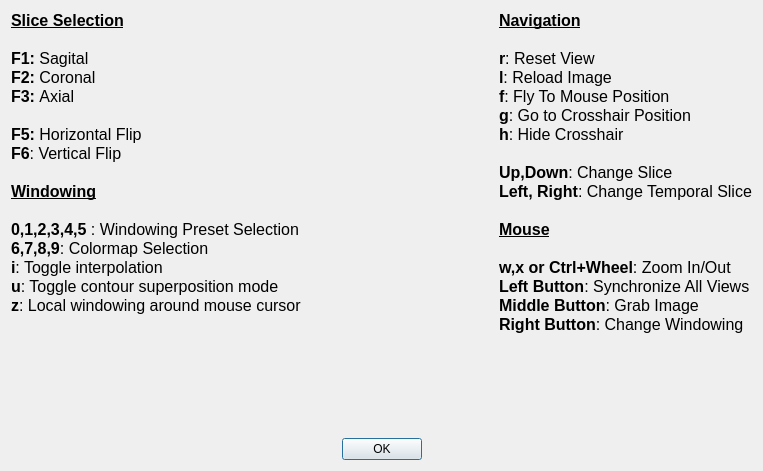
Qt form vv/qt_ui/vvHelpDialog.ui (open-vv/vv) before a commit.
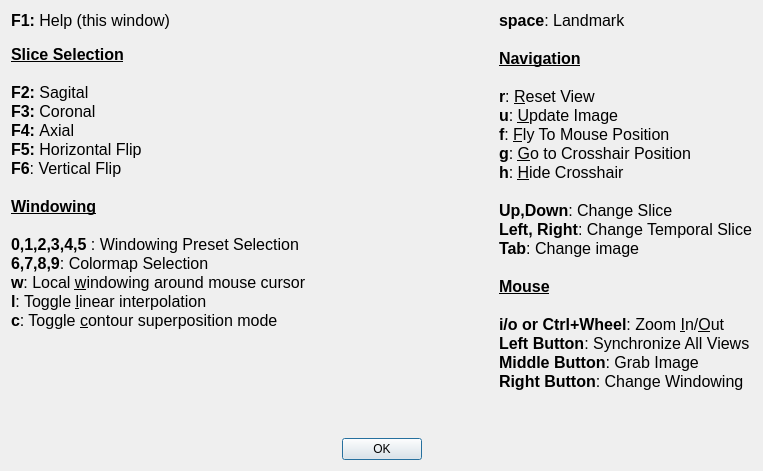
The same form after that commit.

Diff of the .ui file:
```diff
--- a/vv/qt_ui/vvHelpDialog.ui
+++ b/vv/qt_ui/vvHelpDialog.ui
@@ -23,12 +23,13 @@
 &lt;html&gt;&lt;head&gt;&lt;meta name=&quot;qrichtext&quot; content=&quot;1&quot; /&gt;&lt;style type=&quot;text/css&quot;&gt;
 p, li { white-space: pre-wrap; }
 &lt;/style&gt;&lt;/head&gt;&lt;body style=&quot; font-family:'Sans Serif'; font-size:10pt; font-weight:400; font-style:normal;&quot;&gt;
+&lt;p style=&quot; margin-top:0px; margin-bottom:0px; margin-left:0px; margin-right:0px; -qt-block-indent:0; text-indent:0px;&quot;&gt;&lt;span style=&quot; font-size:12pt; font-weight:600;&quot;&gt;F1: &lt;/span&gt;&lt;span style=&quot; font-size:12pt;&quot;&gt;Help (this window)&lt;/span&gt;&lt;/p&gt;
+&lt;p style=&quot;-qt-paragraph-type:empty; margin-top:0px; margin-bottom:0px; margin-left:0px; margin-right:0px; -qt-block-indent:0; text-indent:0px;&quot;&gt;&lt;/p&gt;
 &lt;p style=&quot; margin-top:0px; margin-bottom:0px; margin-left:0px; margin-right:0px; -qt-block-indent:0; text-indent:0px;&quot;&gt;&lt;span style=&quot; font-size:12pt; font-weight:600; text-decoration: underline;&quot;&gt;Slice Selection&lt;/span&gt;&lt;/p&gt;
 &lt;p style=&quot;-qt-paragraph-type:empty; margin-top:0px; margin-bottom:0px; margin-left:0px; margin-right:0px; -qt-block-indent:0; text-indent:0px; font-size:12pt; font-weight:600;&quot;&gt;&lt;/p&gt;
-&lt;p style=&quot; margin-top:0px; margin-bottom:0px; margin-left:0px; margin-right:0px; -qt-block-indent:0; text-indent:0px;&quot;&gt;&lt;span style=&quot; font-size:12pt; font-weight:600;&quot;&gt;F1:&lt;/span&gt;&lt;span style=&quot; font-size:12pt;&quot;&gt; Sagital&lt;/span&gt;&lt;/p&gt;
-&lt;p style=&quot; margin-top:0px; margin-bottom:0px; margin-left:0px; margin-right:0px; -qt-block-indent:0; text-indent:0px;&quot;&gt;&lt;span style=&quot; font-size:12pt; font-weight:600;&quot;&gt;F2: &lt;/span&gt;&lt;span style=&quot; font-size:12pt;&quot;&gt;Coronal&lt;/span&gt;&lt;/p&gt;
-&lt;p style=&quot; margin-top:0px; margin-bottom:0px; margin-left:0px; margin-right:0px; -qt-block-indent:0; text-indent:0px;&quot;&gt;&lt;span style=&quot; font-size:12pt; font-weight:600;&quot;&gt;F3: &lt;/span&gt;&lt;span style=&quot; font-size:12pt;&quot;&gt;Axial&lt;/span&gt;&lt;/p&gt;
-&lt;p style=&quot;-qt-paragraph-type:empty; margin-top:0px; margin-bottom:0px; margin-left:0px; margin-right:0px; -qt-block-indent:0; text-indent:0px; font-size:12pt;&quot;&gt;&lt;/p&gt;
+&lt;p style=&quot; margin-top:0px; margin-bottom:0px; margin-left:0px; margin-right:0px; -qt-block-indent:0; text-indent:0px;&quot;&gt;&lt;span style=&quot; font-size:12pt; font-weight:600;&quot;&gt;F2:&lt;/span&gt;&lt;span style=&quot; font-size:12pt;&quot;&gt; Sagital&lt;/span&gt;&lt;/p&gt;
+&lt;p style=&quot; margin-top:0px; margin-bottom:0px; margin-left:0px; margin-right:0px; -qt-block-indent:0; text-indent:0px;&quot;&gt;&lt;span style=&quot; font-size:12pt; font-weight:600;&quot;&gt;F3: &lt;/span&gt;&lt;span style=&quot; font-size:12pt;&quot;&gt;Coronal&lt;/span&gt;&lt;/p&gt;
+&lt;p style=&quot; margin-top:0px; margin-bottom:0px; margin-left:0px; margin-right:0px; -qt-block-indent:0; text-indent:0px;&quot;&gt;&lt;span style=&quot; font-size:12pt; font-weight:600;&quot;&gt;F4: &lt;/span&gt;&lt;span style=&quot; font-size:12pt;&quot;&gt;Axial&lt;/span&gt;&lt;/p&gt;
 &lt;p style=&quot; margin-top:0px; margin-bottom:0px; margin-left:0px; margin-right:0px; -qt-block-indent:0; text-indent:0px;&quot;&gt;&lt;span style=&quot; font-size:12pt; font-weight:600;&quot;&gt;F5: &lt;/span&gt;&lt;span style=&quot; font-size:12pt;&quot;&gt;Horizontal Flip&lt;/span&gt;&lt;/p&gt;
 &lt;p style=&quot; margin-top:0px; margin-bottom:0px; margin-left:0px; margin-right:0px; -qt-block-indent:0; text-indent:0px;&quot;&gt;&lt;span style=&quot; font-size:12pt; font-weight:600;&quot;&gt;F6&lt;/span&gt;&lt;span style=&quot; font-size:12pt;&quot;&gt;: Vertical Flip&lt;/span&gt;&lt;/p&gt;
 &lt;p style=&quot;-qt-paragraph-type:empty; margin-top:0px; margin-bottom:0px; margin-left:0px; margin-right:0px; -qt-block-indent:0; text-indent:0px; font-size:12pt;&quot;&gt;&lt;/p&gt;
@@ -36,9 +37,9 @@
 &lt;p style=&quot;-qt-paragraph-type:empty; margin-top:0px; margin-bottom:0px; margin-left:0px; margin-right:0px; -qt-block-indent:0; text-indent:0px; font-size:12pt;&quot;&gt;&lt;/p&gt;
 &lt;p style=&quot; margin-top:0px; margin-bottom:0px; margin-left:0px; margin-right:0px; -qt-block-indent:0; text-indent:0px;&quot;&gt;&lt;span style=&quot; font-size:12pt; font-weight:600;&quot;&gt;0,1,2,3,4,5&lt;/span&gt;&lt;span style=&quot; font-size:12pt;&quot;&gt; : Windowing Preset Selection&lt;/span&gt;&lt;/p&gt;
 &lt;p style=&quot; margin-top:0px; margin-bottom:0px; margin-left:0px; margin-right:0px; -qt-block-indent:0; text-indent:0px;&quot;&gt;&lt;span style=&quot; font-size:12pt; font-weight:600;&quot;&gt;6,7,8,9&lt;/span&gt;&lt;span style=&quot; font-size:12pt;&quot;&gt;: Colormap Selection&lt;/span&gt;&lt;/p&gt;
-&lt;p style=&quot; margin-top:0px; margin-bottom:0px; margin-left:0px; margin-right:0px; -qt-block-indent:0; text-indent:0px;&quot;&gt;&lt;span style=&quot; font-size:12pt; font-weight:600;&quot;&gt;i&lt;/span&gt;&lt;span style=&quot; font-size:12pt;&quot;&gt;: Toggle interpolation&lt;/span&gt;&lt;/p&gt;
-&lt;p style=&quot; margin-top:0px; margin-bottom:0px; margin-left:0px; margin-right:0px; -qt-block-indent:0; text-indent:0px;&quot;&gt;&lt;span style=&quot; font-size:12pt; font-weight:600;&quot;&gt;u&lt;/span&gt;&lt;span style=&quot; font-size:12pt;&quot;&gt;: Toggle contour superposition mode&lt;/span&gt;&lt;/p&gt;
-&lt;p style=&quot; margin-top:0px; margin-bottom:0px; margin-left:0px; margin-right:0px; -qt-block-indent:0; text-indent:0px;&quot;&gt;&lt;span style=&quot; font-size:12pt; font-weight:600;&quot;&gt;z&lt;/span&gt;&lt;span style=&quot; font-size:12pt;&quot;&gt;: Local windowing around mouse cursor&lt;/span&gt;&lt;/p&gt;&lt;/body&gt;&lt;/html&gt;</string>
+&lt;p style=&quot; margin-top:0px; margin-bottom:0px; margin-left:0px; margin-right:0px; -qt-block-indent:0; text-indent:0px;&quot;&gt;&lt;span style=&quot; font-size:12pt; font-weight:600;&quot;&gt;w&lt;/span&gt;&lt;span style=&quot; font-size:12pt;&quot;&gt;: Local &lt;/span&gt;&lt;span style=&quot; font-size:12pt; text-decoration: underline;&quot;&gt;w&lt;/span&gt;&lt;span style=&quot; font-size:12pt;&quot;&gt;indowing around mouse cursor&lt;/span&gt;&lt;/p&gt;
+&lt;p style=&quot; margin-top:0px; margin-bottom:0px; margin-left:0px; margin-right:0px; -qt-block-indent:0; text-indent:0px;&quot;&gt;&lt;span style=&quot; font-size:12pt; font-weight:600;&quot;&gt;l&lt;/span&gt;&lt;span style=&quot; font-size:12pt;&quot;&gt;: Toggle &lt;/span&gt;&lt;span style=&quot; font-size:12pt; text-decoration: underline;&quot;&gt;l&lt;/span&gt;&lt;span style=&quot; font-size:12pt;&quot;&gt;inear interpolation&lt;/span&gt;&lt;/p&gt;
+&lt;p style=&quot; margin-top:0px; margin-bottom:0px; margin-left:0px; margin-right:0px; -qt-block-indent:0; text-indent:0px;&quot;&gt;&lt;span style=&quot; font-size:12pt; font-weight:600;&quot;&gt;c&lt;/span&gt;&lt;span style=&quot; font-size:12pt;&quot;&gt;: Toggle &lt;/span&gt;&lt;span style=&quot; font-size:12pt; text-decoration: underline;&quot;&gt;c&lt;/span&gt;&lt;span style=&quot; font-size:12pt;&quot;&gt;ontour superposition mode&lt;/span&gt;&lt;/p&gt;&lt;/body&gt;&lt;/html&gt;</string>
        </property>
        <property name="alignment">
         <set>Qt::AlignLeading|Qt::AlignLeft|Qt::AlignTop</set>
@@ -65,23 +66,26 @@
 &lt;html&gt;&lt;head&gt;&lt;meta name=&quot;qrichtext&quot; content=&quot;1&quot; /&gt;&lt;style type=&quot;text/css&quot;&gt;
 p, li { white-space: pre-wrap; }
 &lt;/style&gt;&lt;/head&gt;&lt;body style=&quot; font-family:'Sans Serif'; font-size:10pt; font-weight:400; font-style:normal;&quot;&gt;
+&lt;p style=&quot; margin-top:0px; margin-bottom:0px; margin-left:0px; margin-right:0px; -qt-block-indent:0; text-indent:0px;&quot;&gt;&lt;span style=&quot; font-size:12pt; font-weight:600;&quot;&gt;space&lt;/span&gt;&lt;span style=&quot; font-size:12pt;&quot;&gt;: Landmark&lt;/span&gt;&lt;/p&gt;
+&lt;p style=&quot;-qt-paragraph-type:empty; margin-top:0px; margin-bottom:0px; margin-left:0px; margin-right:0px; -qt-block-indent:0; text-indent:0px; font-size:12pt;&quot;&gt;&lt;/p&gt;
 &lt;p style=&quot; margin-top:0px; margin-bottom:0px; margin-left:0px; margin-right:0px; -qt-block-indent:0; text-indent:0px;&quot;&gt;&lt;span style=&quot; font-size:12pt; font-weight:600; text-decoration: underline;&quot;&gt;Navigation&lt;/span&gt;&lt;/p&gt;
 &lt;p style=&quot;-qt-paragraph-type:empty; margin-top:0px; margin-bottom:0px; margin-left:0px; margin-right:0px; -qt-block-indent:0; text-indent:0px; font-size:12pt;&quot;&gt;&lt;/p&gt;
-&lt;p style=&quot; margin-top:0px; margin-bottom:0px; margin-left:0px; margin-right:0px; -qt-block-indent:0; text-indent:0px; font-size:12pt;&quot;&gt;&lt;span style=&quot; font-weight:600;&quot;&gt;r&lt;/span&gt;: Reset View&lt;/p&gt;
-&lt;p style=&quot; margin-top:0px; margin-bottom:0px; margin-left:0px; margin-right:0px; -qt-block-indent:0; text-indent:0px; font-size:12pt;&quot;&gt;&lt;span style=&quot; font-weight:600;&quot;&gt;l&lt;/span&gt;: Reload Image&lt;/p&gt;
-&lt;p style=&quot; margin-top:0px; margin-bottom:0px; margin-left:0px; margin-right:0px; -qt-block-indent:0; text-indent:0px; font-size:12pt;&quot;&gt;&lt;span style=&quot; font-weight:600;&quot;&gt;f&lt;/span&gt;: Fly To Mouse Position&lt;/p&gt;
-&lt;p style=&quot; margin-top:0px; margin-bottom:0px; margin-left:0px; margin-right:0px; -qt-block-indent:0; text-indent:0px; font-size:12pt;&quot;&gt;&lt;span style=&quot; font-weight:600;&quot;&gt;g&lt;/span&gt;: Go to Crosshair Position&lt;/p&gt;
-&lt;p style=&quot; margin-top:0px; margin-bottom:0px; margin-left:0px; margin-right:0px; -qt-block-indent:0; text-indent:0px; font-size:12pt;&quot;&gt;&lt;span style=&quot; font-weight:600;&quot;&gt;h&lt;/span&gt;: Hide Crosshair&lt;/p&gt;
+&lt;p style=&quot; margin-top:0px; margin-bottom:0px; margin-left:0px; margin-right:0px; -qt-block-indent:0; text-indent:0px;&quot;&gt;&lt;span style=&quot; font-size:12pt; font-weight:600;&quot;&gt;r&lt;/span&gt;&lt;span style=&quot; font-size:12pt;&quot;&gt;: &lt;/span&gt;&lt;span style=&quot; font-size:12pt; text-decoration: underline;&quot;&gt;R&lt;/span&gt;&lt;span style=&quot; font-size:12pt;&quot;&gt;eset View&lt;/span&gt;&lt;/p&gt;
+&lt;p style=&quot; margin-top:0px; margin-bottom:0px; margin-left:0px; margin-right:0px; -qt-block-indent:0; text-indent:0px;&quot;&gt;&lt;span style=&quot; font-size:12pt; font-weight:600;&quot;&gt;u&lt;/span&gt;&lt;span style=&quot; font-size:12pt;&quot;&gt;: &lt;/span&gt;&lt;span style=&quot; font-size:12pt; text-decoration: underline;&quot;&gt;U&lt;/span&gt;&lt;span style=&quot; font-size:12pt;&quot;&gt;pdate Image&lt;/span&gt;&lt;/p&gt;
+&lt;p style=&quot; margin-top:0px; margin-bottom:0px; margin-left:0px; margin-right:0px; -qt-block-indent:0; text-indent:0px;&quot;&gt;&lt;span style=&quot; font-size:12pt; font-weight:600;&quot;&gt;f&lt;/span&gt;&lt;span style=&quot; font-size:12pt;&quot;&gt;: &lt;/span&gt;&lt;span style=&quot; font-size:12pt; text-decoration: underline;&quot;&gt;F&lt;/span&gt;&lt;span style=&quot; font-size:12pt;&quot;&gt;ly To Mouse Position&lt;/span&gt;&lt;/p&gt;
+&lt;p style=&quot; margin-top:0px; margin-bottom:0px; margin-left:0px; margin-right:0px; -qt-block-indent:0; text-indent:0px;&quot;&gt;&lt;span style=&quot; font-size:12pt; font-weight:600;&quot;&gt;g&lt;/span&gt;&lt;span style=&quot; font-size:12pt;&quot;&gt;: &lt;/span&gt;&lt;span style=&quot; font-size:12pt; text-decoration: underline;&quot;&gt;G&lt;/span&gt;&lt;span style=&quot; font-size:12pt;&quot;&gt;o to Crosshair Position&lt;/span&gt;&lt;/p&gt;
+&lt;p style=&quot; margin-top:0px; margin-bottom:0px; margin-left:0px; margin-right:0px; -qt-block-indent:0; text-indent:0px;&quot;&gt;&lt;span style=&quot; font-size:12pt; font-weight:600;&quot;&gt;h&lt;/span&gt;&lt;span style=&quot; font-size:12pt;&quot;&gt;: &lt;/span&gt;&lt;span style=&quot; font-size:12pt; text-decoration: underline;&quot;&gt;H&lt;/span&gt;&lt;span style=&quot; font-size:12pt;&quot;&gt;ide Crosshair&lt;/span&gt;&lt;/p&gt;
 &lt;p style=&quot;-qt-paragraph-type:empty; margin-top:0px; margin-bottom:0px; margin-left:0px; margin-right:0px; -qt-block-indent:0; text-indent:0px; font-size:12pt;&quot;&gt;&lt;/p&gt;
-&lt;p style=&quot; margin-top:0px; margin-bottom:0px; margin-left:0px; margin-right:0px; -qt-block-indent:0; text-indent:0px; font-size:12pt;&quot;&gt;&lt;span style=&quot; font-weight:600;&quot;&gt;Up,Down&lt;/span&gt;: Change Slice&lt;/p&gt;
-&lt;p style=&quot; margin-top:0px; margin-bottom:0px; margin-left:0px; margin-right:0px; -qt-block-indent:0; text-indent:0px; font-size:12pt;&quot;&gt;&lt;span style=&quot; font-weight:600;&quot;&gt;Left, Right&lt;/span&gt;: Change Temporal Slice&lt;/p&gt;
+&lt;p style=&quot; margin-top:0px; margin-bottom:0px; margin-left:0px; margin-right:0px; -qt-block-indent:0; text-indent:0px;&quot;&gt;&lt;span style=&quot; font-size:12pt; font-weight:600;&quot;&gt;Up,Down&lt;/span&gt;&lt;span style=&quot; font-size:12pt;&quot;&gt;: Change Slice&lt;/span&gt;&lt;/p&gt;
+&lt;p style=&quot; margin-top:0px; margin-bottom:0px; margin-left:0px; margin-right:0px; -qt-block-indent:0; text-indent:0px;&quot;&gt;&lt;span style=&quot; font-size:12pt; font-weight:600;&quot;&gt;Left, Right&lt;/span&gt;&lt;span style=&quot; font-size:12pt;&quot;&gt;: Change Temporal Slice&lt;/span&gt;&lt;/p&gt;
+&lt;p style=&quot; margin-top:0px; margin-bottom:0px; margin-left:0px; margin-right:0px; -qt-block-indent:0; text-indent:0px;&quot;&gt;&lt;span style=&quot; font-size:12pt; font-weight:600;&quot;&gt;Tab&lt;/span&gt;&lt;span style=&quot; font-size:12pt;&quot;&gt;: Change image&lt;/span&gt;&lt;/p&gt;
 &lt;p style=&quot;-qt-paragraph-type:empty; margin-top:0px; margin-bottom:0px; margin-left:0px; margin-right:0px; -qt-block-indent:0; text-indent:0px; font-size:12pt;&quot;&gt;&lt;/p&gt;
-&lt;p style=&quot; margin-top:0px; margin-bottom:0px; margin-left:0px; margin-right:0px; -qt-block-indent:0; text-indent:0px; font-size:12pt;&quot;&gt;&lt;span style=&quot; font-weight:600; text-decoration: underline;&quot;&gt;Mouse&lt;/span&gt;&lt;/p&gt;
+&lt;p style=&quot; margin-top:0px; margin-bottom:0px; margin-left:0px; margin-right:0px; -qt-block-indent:0; text-indent:0px;&quot;&gt;&lt;span style=&quot; font-size:12pt; font-weight:600; text-decoration: underline;&quot;&gt;Mouse&lt;/span&gt;&lt;/p&gt;
 &lt;p style=&quot;-qt-paragraph-type:empty; margin-top:0px; margin-bottom:0px; margin-left:0px; margin-right:0px; -qt-block-indent:0; text-indent:0px; font-size:12pt;&quot;&gt;&lt;/p&gt;
-&lt;p style=&quot; margin-top:0px; margin-bottom:0px; margin-left:0px; margin-right:0px; -qt-block-indent:0; text-indent:0px; font-size:12pt;&quot;&gt;&lt;span style=&quot; font-weight:600;&quot;&gt;w,x or Ctrl+Wheel&lt;/span&gt;: Zoom In/Out&lt;/p&gt;
-&lt;p style=&quot; margin-top:0px; margin-bottom:0px; margin-left:0px; margin-right:0px; -qt-block-indent:0; text-indent:0px; font-size:12pt;&quot;&gt;&lt;span style=&quot; font-weight:600;&quot;&gt;Left Button&lt;/span&gt;: Synchronize All Views&lt;/p&gt;
-&lt;p style=&quot; margin-top:0px; margin-bottom:0px; margin-left:0px; margin-right:0px; -qt-block-indent:0; text-indent:0px; font-size:12pt;&quot;&gt;&lt;span style=&quot; font-weight:600;&quot;&gt;Middle Button&lt;/span&gt;: Grab Image&lt;/p&gt;
-&lt;p style=&quot; margin-top:0px; margin-bottom:0px; margin-left:0px; margin-right:0px; -qt-block-indent:0; text-indent:0px; font-size:12pt;&quot;&gt;&lt;span style=&quot; font-weight:600;&quot;&gt;Right Button&lt;/span&gt;: Change Windowing&lt;/p&gt;&lt;/body&gt;&lt;/html&gt;</string>
+&lt;p style=&quot; margin-top:0px; margin-bottom:0px; margin-left:0px; margin-right:0px; -qt-block-indent:0; text-indent:0px;&quot;&gt;&lt;span style=&quot; font-size:12pt; font-weight:600;&quot;&gt;i/o or Ctrl+Wheel&lt;/span&gt;&lt;span style=&quot; font-size:12pt;&quot;&gt;: Zoom &lt;/span&gt;&lt;span style=&quot; font-size:12pt; text-decoration: underline;&quot;&gt;I&lt;/span&gt;&lt;span style=&quot; font-size:12pt;&quot;&gt;n/&lt;/span&gt;&lt;span style=&quot; font-size:12pt; text-decoration: underline;&quot;&gt;O&lt;/span&gt;&lt;span style=&quot; font-size:12pt;&quot;&gt;ut&lt;/span&gt;&lt;/p&gt;
+&lt;p style=&quot; margin-top:0px; margin-bottom:0px; margin-left:0px; margin-right:0px; -qt-block-indent:0; text-indent:0px;&quot;&gt;&lt;span style=&quot; font-size:12pt; font-weight:600;&quot;&gt;Left Button&lt;/span&gt;&lt;span style=&quot; font-size:12pt;&quot;&gt;: Synchronize All Views&lt;/span&gt;&lt;/p&gt;
+&lt;p style=&quot; margin-top:0px; margin-bottom:0px; margin-left:0px; margin-right:0px; -qt-block-indent:0; text-indent:0px;&quot;&gt;&lt;span style=&quot; font-size:12pt; font-weight:600;&quot;&gt;Middle Button&lt;/span&gt;&lt;span style=&quot; font-size:12pt;&quot;&gt;: Grab Image&lt;/span&gt;&lt;/p&gt;
+&lt;p style=&quot; margin-top:0px; margin-bottom:0px; margin-left:0px; margin-right:0px; -qt-block-indent:0; text-indent:0px;&quot;&gt;&lt;span style=&quot; font-size:12pt; font-weight:600;&quot;&gt;Right Button&lt;/span&gt;&lt;span style=&quot; font-size:12pt;&quot;&gt;: Change Windowing&lt;/span&gt;&lt;/p&gt;&lt;/body&gt;&lt;/html&gt;</string>
        </property>
        <property name="alignment">
         <set>Qt::AlignLeading|Qt::AlignLeft|Qt::AlignTop</set>
```
